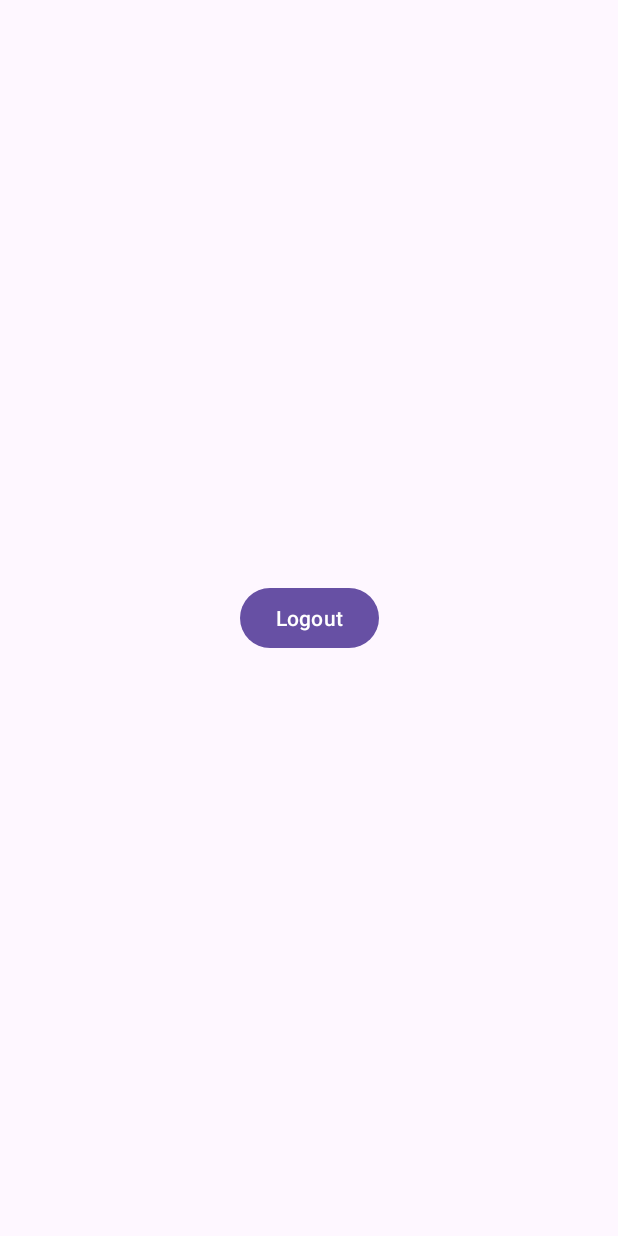
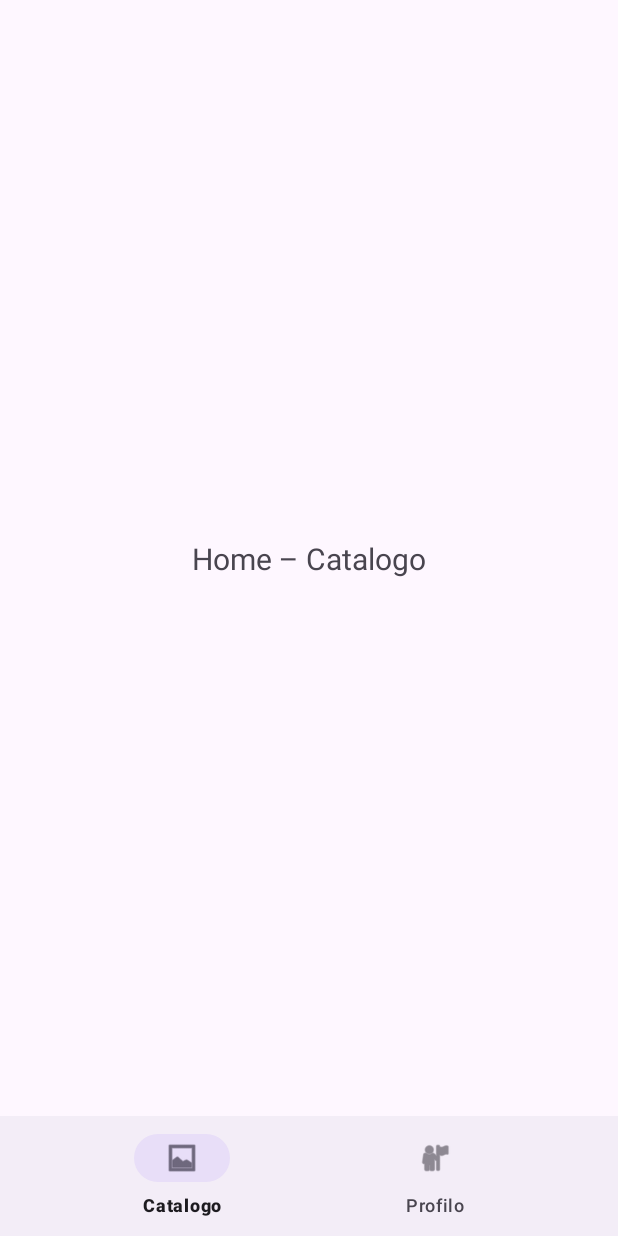
Before and after one commit to emaf-1/CineLog, an Android app: the screen it shows after launch once a user with an empty profile is signed in (MainActivity), on a phone screen of 412 x 824 dp. Run offline under Robolectric (Android 15) with nearby library versions, the phone set to English and light mode, and no system bars; our stand-ins replace Firebase (no records; nobody signed in at launch, a user with empty details on screens opened directly), navigation-ui; libraries missing offline, so code that uses them is left out: com.firebase.ui.

Commit message:
modificata activity_main.xml, aggiunti i res/layout, res/navigation res/menu, modificata MainActivity.kt

```diff
--- a/app/src/main/java/it/progmob/cinelog/MainActivity.kt
+++ b/app/src/main/java/it/progmob/cinelog/MainActivity.kt
@@ -1,35 +1,22 @@
 package it.progmob.cinelog
 
-import android.content.Intent
 import android.os.Bundle
-import android.widget.Button
-import androidx.activity.enableEdgeToEdge
 import androidx.appcompat.app.AppCompatActivity
-import androidx.core.view.ViewCompat
-import androidx.core.view.WindowInsetsCompat
-import com.firebase.ui.auth.AuthUI
-import it.progmob.cinelog.ui.auth.WelcomeActivity
+import androidx.navigation.fragment.NavHostFragment
+import androidx.navigation.ui.setupWithNavController
+import com.google.android.material.bottomnavigation.BottomNavigationView
+import it.progmob.cinelog.R
 
 class MainActivity : AppCompatActivity() {
     override fun onCreate(savedInstanceState: Bundle?) {
         super.onCreate(savedInstanceState)
-        enableEdgeToEdge()
         setContentView(R.layout.activity_main)
-        ViewCompat.setOnApplyWindowInsetsListener(findViewById(R.id.main)) { v, insets ->
-            val systemBars = insets.getInsets(WindowInsetsCompat.Type.systemBars())
-            v.setPadding(systemBars.left, systemBars.top, systemBars.right, systemBars.bottom)
-            insets
-        }
 
-        val signOutButton: Button = findViewById(R.id.sign_out)
-        signOutButton.setOnClickListener {
-            AuthUI.getInstance()
-                .signOut(this)
-                .addOnCompleteListener {
-                    val intent = Intent(this, WelcomeActivity::class.java)
-                    startActivity(intent)
-                    finish()
-                }
-        }
+        val navHostFragment = supportFragmentManager
+            .findFragmentById(R.id.nav_host_fragment) as NavHostFragment
+        val navController = navHostFragment.navController
+
+        val bottomNav = findViewById<BottomNavigationView>(R.id.bottom_nav)
+        bottomNav.setupWithNavController(navController)
     }
 }
--- /dev/null
+++ b/app/src/main/java/it/progmob/cinelog/ui/home/HomeFragment.kt
@@ -0,0 +1,17 @@
+package it.progmob.cinelog.ui.home
+
+import android.os.Bundle
+import android.view.LayoutInflater
+import android.view.View
+import android.view.ViewGroup
+import androidx.fragment.app.Fragment
+import it.progmob.cinelog.R
+
+class HomeFragment : Fragment() {
+    override fun onCreateView(
+        inflater: LayoutInflater, container: ViewGroup?,
+        savedInstanceState: Bundle?
+    ): View? {
+        return inflater.inflate(R.layout.fragment_home, container, false)
+    }
+}
--- /dev/null
+++ b/app/src/main/java/it/progmob/cinelog/ui/profile/ProfileFragment.kt
@@ -0,0 +1,17 @@
+package it.progmob.cinelog.ui.profile
+
+import android.os.Bundle
+import android.view.LayoutInflater
+import android.view.View
+import android.view.ViewGroup
+import androidx.fragment.app.Fragment
+import it.progmob.cinelog.R
+
+class ProfileFragment : Fragment() {
+    override fun onCreateView(
+        inflater: LayoutInflater, container: ViewGroup?,
+        savedInstanceState: Bundle?
+    ): View? {
+        return inflater.inflate(R.layout.fragment_profile, container, false)
+    }
+}
--- a/app/src/main/res/layout/activity_main.xml
+++ b/app/src/main/res/layout/activity_main.xml
@@ -1,29 +1,30 @@
 <?xml version="1.0" encoding="utf-8"?>
-<androidx.constraintlayout.widget.ConstraintLayout xmlns:android="http://schemas.android.com/apk/res/android"
+<androidx.constraintlayout.widget.ConstraintLayout
+    xmlns:android="http://schemas.android.com/apk/res/android"
     xmlns:app="http://schemas.android.com/apk/res-auto"
-    xmlns:tools="http://schemas.android.com/tools"
     android:id="@+id/main"
     android:layout_width="match_parent"
-    android:layout_height="match_parent"
-    tools:context=".MainActivity">
+    android:layout_height="match_parent">
 
-    <TextView
-        android:layout_width="wrap_content"
+    <androidx.fragment.app.FragmentContainerView
+        android:id="@+id/nav_host_fragment"
+        android:name="androidx.navigation.fragment.NavHostFragment"
+        android:layout_width="0dp"
+        android:layout_height="0dp"
+        app:defaultNavHost="true"
+        app:navGraph="@navigation/nav_graph"
+        app:layout_constraintTop_toTopOf="parent"
+        app:layout_constraintBottom_toTopOf="@id/bottom_nav"
+        app:layout_constraintStart_toStartOf="parent"
+        app:layout_constraintEnd_toEndOf="parent" />
+
+    <com.google.android.material.bottomnavigation.BottomNavigationView
+        android:id="@+id/bottom_nav"
+        android:layout_width="0dp"
         android:layout_height="wrap_content"
-        android:text="Hello World!"
+        app:menu="@menu/bottom_nav_menu"
         app:layout_constraintBottom_toBottomOf="parent"
-        app:layout_constraintEnd_toEndOf="parent"
         app:layout_constraintStart_toStartOf="parent"
-        app:layout_constraintTop_toTopOf="parent" />
-
-    <Button
-        android:id="@+id/sign_out"
-        android:layout_width="wrap_content"
-        android:layout_height="wrap_content"
-        android:text="Logout"
-        app:layout_constraintBottom_toBottomOf="parent"
-        app:layout_constraintEnd_toEndOf="parent"
-        app:layout_constraintStart_toStartOf="parent"
-        app:layout_constraintTop_toTopOf="parent" />
+        app:layout_constraintEnd_toEndOf="parent" />
 
 </androidx.constraintlayout.widget.ConstraintLayout>
--- /dev/null
+++ b/app/src/main/res/layout/fragment_home.xml
@@ -0,0 +1,18 @@
+<?xml version="1.0" encoding="utf-8"?>
+<androidx.constraintlayout.widget.ConstraintLayout
+    xmlns:android="http://schemas.android.com/apk/res/android"
+    xmlns:app="http://schemas.android.com/apk/res-auto"
+    android:layout_width="match_parent"
+    android:layout_height="match_parent">
+
+    <TextView
+        android:layout_width="wrap_content"
+        android:layout_height="wrap_content"
+        android:text="Home – Catalogo"
+        android:textSize="20sp"
+        app:layout_constraintTop_toTopOf="parent"
+        app:layout_constraintBottom_toBottomOf="parent"
+        app:layout_constraintStart_toStartOf="parent"
+        app:layout_constraintEnd_toEndOf="parent" />
+
+</androidx.constraintlayout.widget.ConstraintLayout>
--- /dev/null
+++ b/app/src/main/res/layout/fragment_profile.xml
@@ -0,0 +1,18 @@
+<?xml version="1.0" encoding="utf-8"?>
+<androidx.constraintlayout.widget.ConstraintLayout
+    xmlns:android="http://schemas.android.com/apk/res/android"
+    xmlns:app="http://schemas.android.com/apk/res-auto"
+    android:layout_width="match_parent"
+    android:layout_height="match_parent">
+
+    <TextView
+        android:layout_width="wrap_content"
+        android:layout_height="wrap_content"
+        android:text="Profilo"
+        android:textSize="20sp"
+        app:layout_constraintTop_toTopOf="parent"
+        app:layout_constraintBottom_toBottomOf="parent"
+        app:layout_constraintStart_toStartOf="parent"
+        app:layout_constraintEnd_toEndOf="parent" />
+
+</androidx.constraintlayout.widget.ConstraintLayout>
--- /dev/null
+++ b/app/src/main/res/menu/bottom_nav_menu.xml
@@ -0,0 +1,14 @@
+<?xml version="1.0" encoding="utf-8"?>
+<menu xmlns:android="http://schemas.android.com/apk/res/android">
+
+    <item
+        android:id="@+id/homeFragment"
+        android:icon="@android:drawable/ic_menu_gallery"
+        android:title="Catalogo" />
+
+    <item
+        android:id="@+id/profileFragment"
+        android:icon="@android:drawable/ic_menu_myplaces"
+        android:title="Profilo" />
+
+</menu>
--- /dev/null
+++ b/app/src/main/res/navigation/nav_graph.xml
@@ -0,0 +1,20 @@
+<?xml version="1.0" encoding="utf-8"?>
+<navigation xmlns:android="http://schemas.android.com/apk/res/android"
+    xmlns:app="http://schemas.android.com/apk/res-auto"
+    xmlns:tools="http://schemas.android.com/tools"
+    android:id="@+id/nav_graph"
+    app:startDestination="@id/homeFragment">
+
+    <fragment
+        android:id="@+id/homeFragment"
+        android:name="it.progmob.cinelog.ui.home.HomeFragment"
+        android:label="Catalogo"
+        tools:layout="@layout/fragment_home" />
+
+    <fragment
+        android:id="@+id/profileFragment"
+        android:name="it.progmob.cinelog.ui.profile.ProfileFragment"
+        android:label="Profilo"
+        tools:layout="@layout/fragment_profile" />
+
+</navigation>
```
